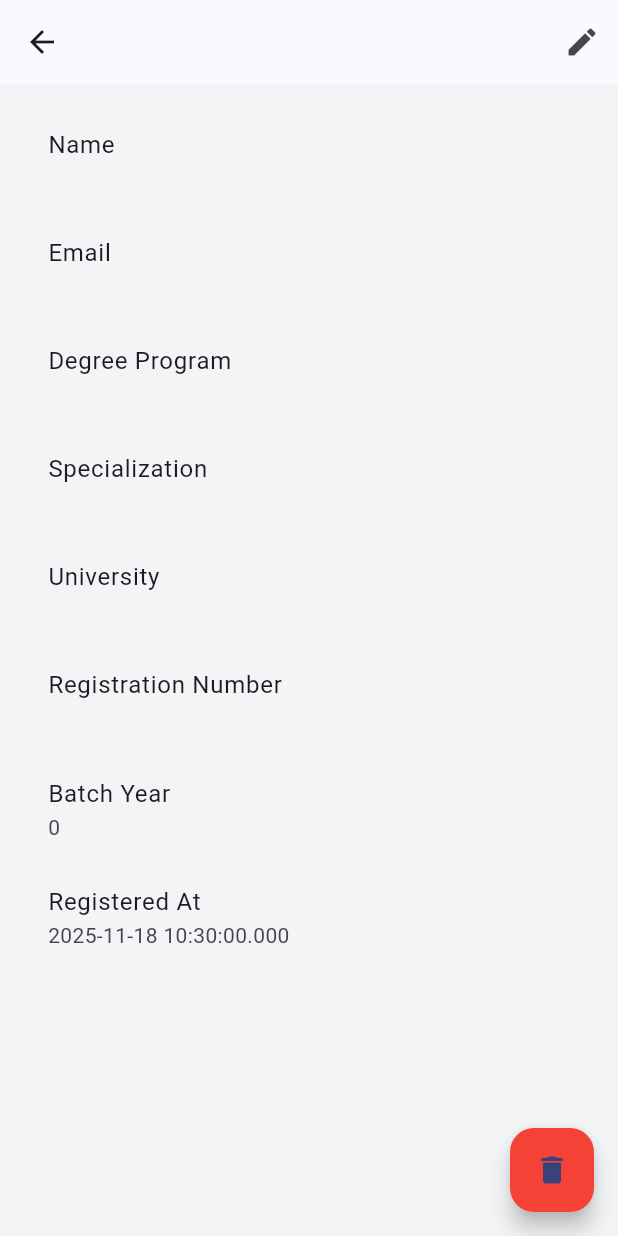
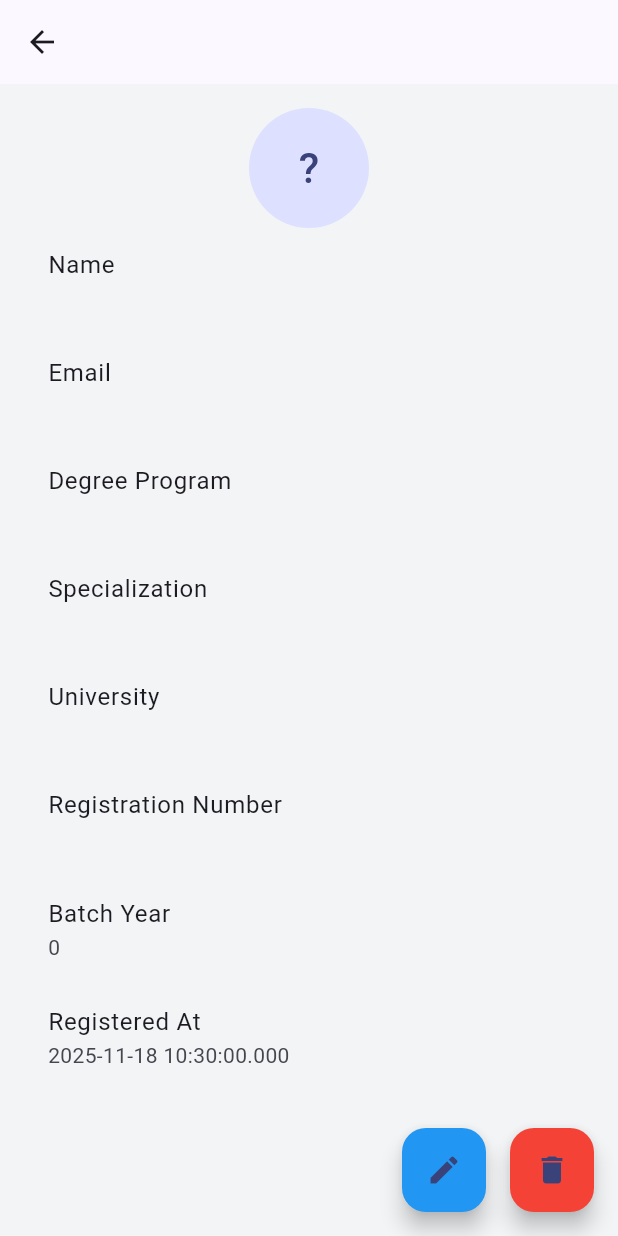
Before and after one commit to PraveenLiyanage/user-system, a Flutter app: the StudentDetailScreen screen opened directly with empty values, on a phone screen of 412 x 824 dp. Run offline on Flutter 3.47's test engine with Material 3 defaults, Android fonts, the phone set to English and light mode, and no system bars; network calls fail.

```diff
--- a/student_app/lib/screens/student_detail_screen.dart
+++ b/student_app/lib/screens/student_detail_screen.dart
@@ -77,18 +77,21 @@ class _StudentDetailScreenState extends State<StudentDetailScreen>{
     return Scaffold(
       appBar: AppBar(
         title: Text(s.name),
-        actions: [
-          IconButton(
-            icon: const Icon(Icons.edit),
-            onPressed: _edit,
       ),
-        ],
-      ),
-
 
       body: ListView(
         padding: const EdgeInsets.all(16.0),
         children: [
+          Center(
+            child: Hero(tag: 'avatar_${s.id}', child: CircleAvatar(
+            radius: 40,
+            child: Text(
+              s.name.isNotEmpty ? s.name[0].toUpperCase(): '?',
+              style: const TextStyle(fontSize: 28),
+                ),
+              ),
+            ),
+          ),
           ListTile(
             title: const Text('Name'),
             subtitle: Text(s.name),
@@ -124,7 +127,16 @@ class _StudentDetailScreenState extends State<StudentDetailScreen>{
         ]
       ),
 
-      floatingActionButton: FloatingActionButton(
+      floatingActionButton: Row(
+        mainAxisAlignment: MainAxisAlignment.end,
+        children: [
+          FloatingActionButton(
+            onPressed: _deleting ? null : _edit,
+            backgroundColor: Colors.blue,
+            child: const Icon(Icons.edit),
+          ),
+          const SizedBox(width: 16),
+          FloatingActionButton(
             onPressed: _deleting ? null : _delete,
             backgroundColor: Colors.red,
             child: _deleting
@@ -134,6 +146,8 @@ class _StudentDetailScreenState extends State<StudentDetailScreen>{
                 )
                 : const Icon(Icons.delete),
           ),
+        ],
+      ),
     );
   }
 }
```
Lines whose indentation alone changed are shown as unchanged.
